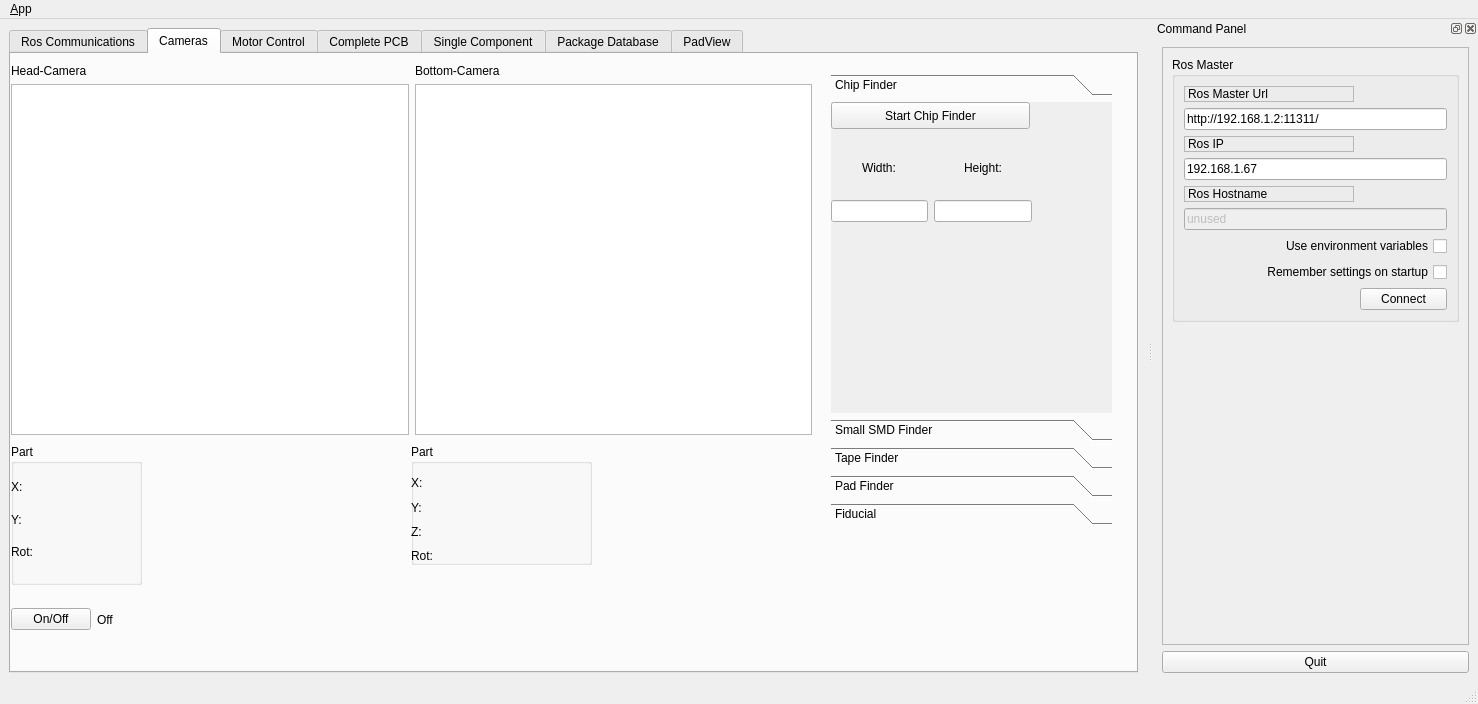
Qt form pap_gui/ui/main_window.ui (JohanVer/PAP2015) before a commit.
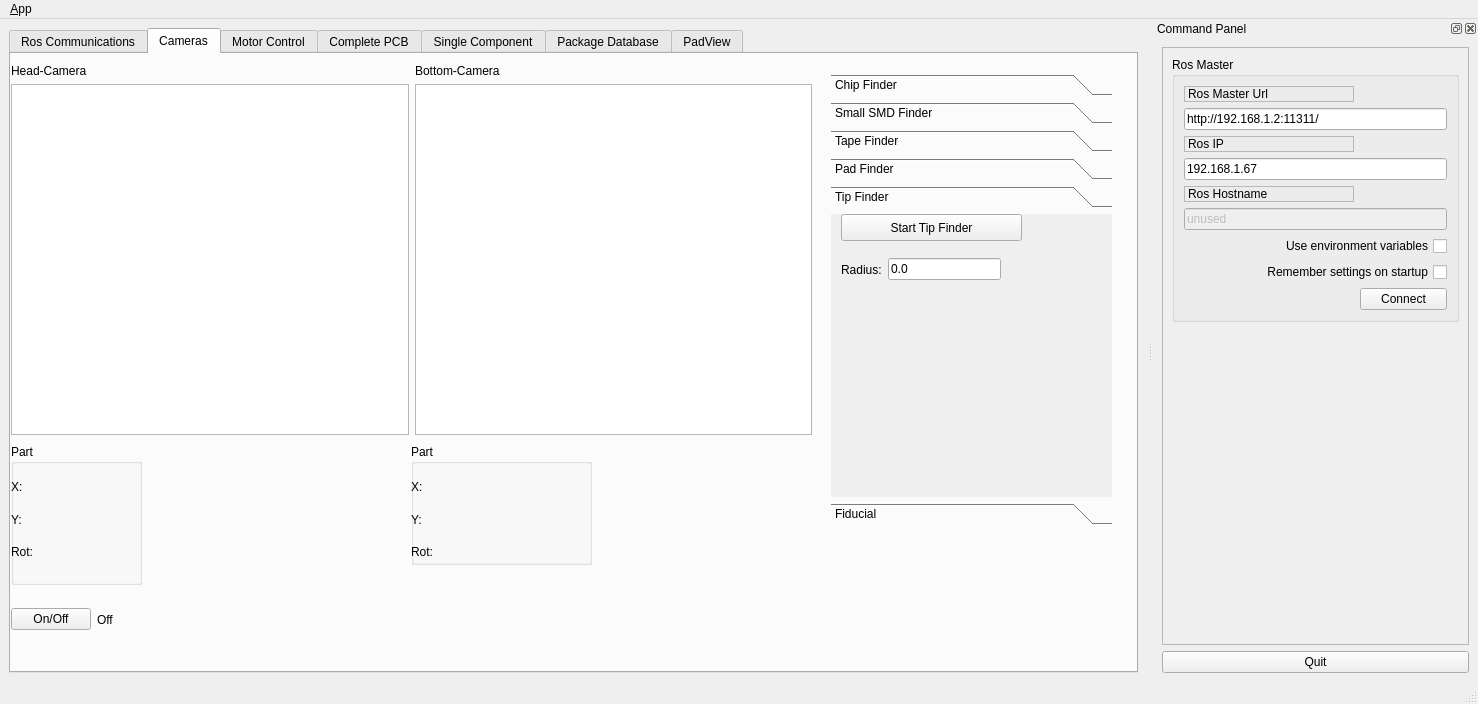
The same form after that commit. The open tabs and pages were chosen to show the change. Icons and pictures are not drawn. Custom widgets are drawn as their Qt base class.

What changed in the file:
```diff
--- a/pap_gui/ui/main_window.ui
+++ b/pap_gui/ui/main_window.ui
@@ -229,14 +229,7 @@
            </widget>
           </item>
           <item>
-           <widget class="QLabel" name="label_25">
-            <property name="text">
-             <string>Z:</string>
-            </property>
-           </widget>
-          </item>
-          <item>
-           <widget class="QLabel" name="label_26">
+           <widget class="QLabel" name="smdRotBottom_Label">
             <property name="text">
              <string>Rot:</string>
             </property>
@@ -263,7 +256,7 @@
            <x>0</x>
            <y>0</y>
            <width>281</width>
-           <height>296</height>
+           <height>265</height>
           </rect>
          </property>
          <attribute name="label">
@@ -509,6 +502,58 @@
           </property>
          </widget>
         </widget>
+        <widget class="QWidget" name="page_6">
+         <property name="geometry">
+          <rect>
+           <x>0</x>
+           <y>0</y>
+           <width>98</width>
+           <height>28</height>
+          </rect>
+         </property>
+         <attribute name="label">
+          <string>Tip Finder</string>
+         </attribute>
+         <widget class="QPushButton" name="startTipFinder_Button">
+          <property name="geometry">
+           <rect>
+            <x>10</x>
+            <y>0</y>
+            <width>181</width>
+            <height>27</height>
+           </rect>
+          </property>
+          <property name="text">
+           <string>Start Tip Finder</string>
+          </property>
+         </widget>
+         <widget class="QWidget" name="horizontalLayoutWidget_10">
+          <property name="geometry">
+           <rect>
+            <x>10</x>
+            <y>40</y>
+            <width>160</width>
+            <height>31</height>
+           </rect>
+          </property>
+          <layout class="QHBoxLayout" name="horizontalLayout_14">
+           <item>
+            <widget class="QLabel" name="label_48">
+             <property name="text">
+              <string>Radius:</string>
+             </property>
+            </widget>
+           </item>
+           <item>
+            <widget class="QLineEdit" name="radius_edit">
+             <property name="text">
+              <string>0.0</string>
+             </property>
+            </widget>
+           </item>
+          </layout>
+         </widget>
+        </widget>
         <widget class="QWidget" name="page_5">
          <property name="geometry">
           <rect>
```
Left out of the diff: 42 changed lines with no effect on the pictures.
